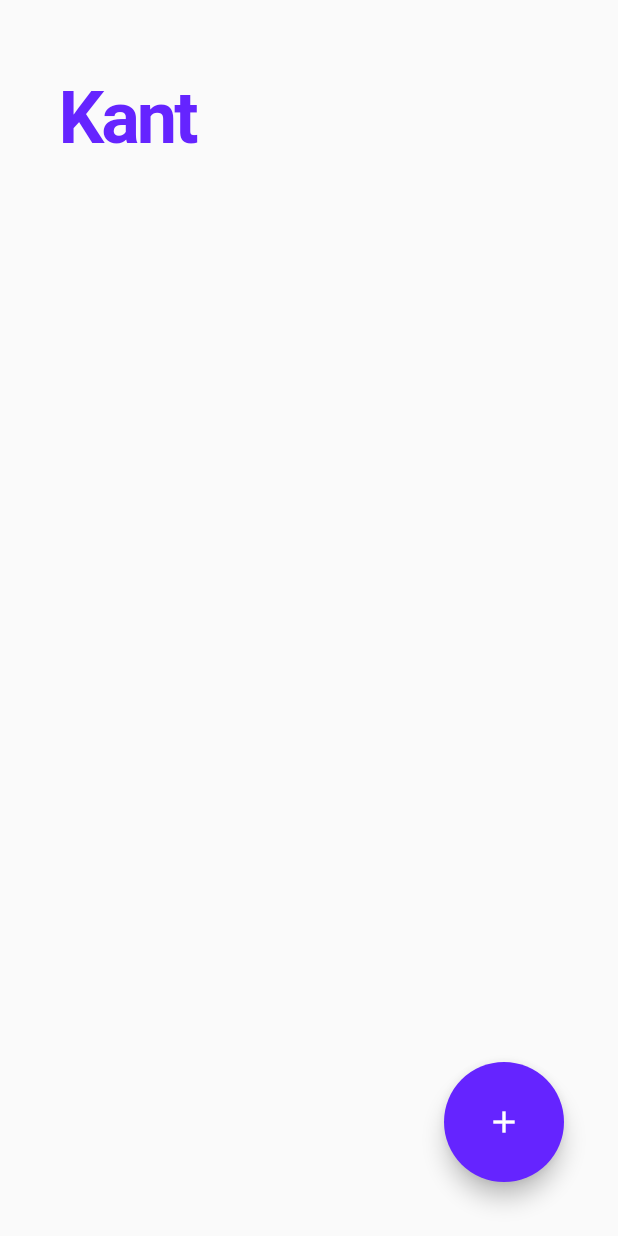
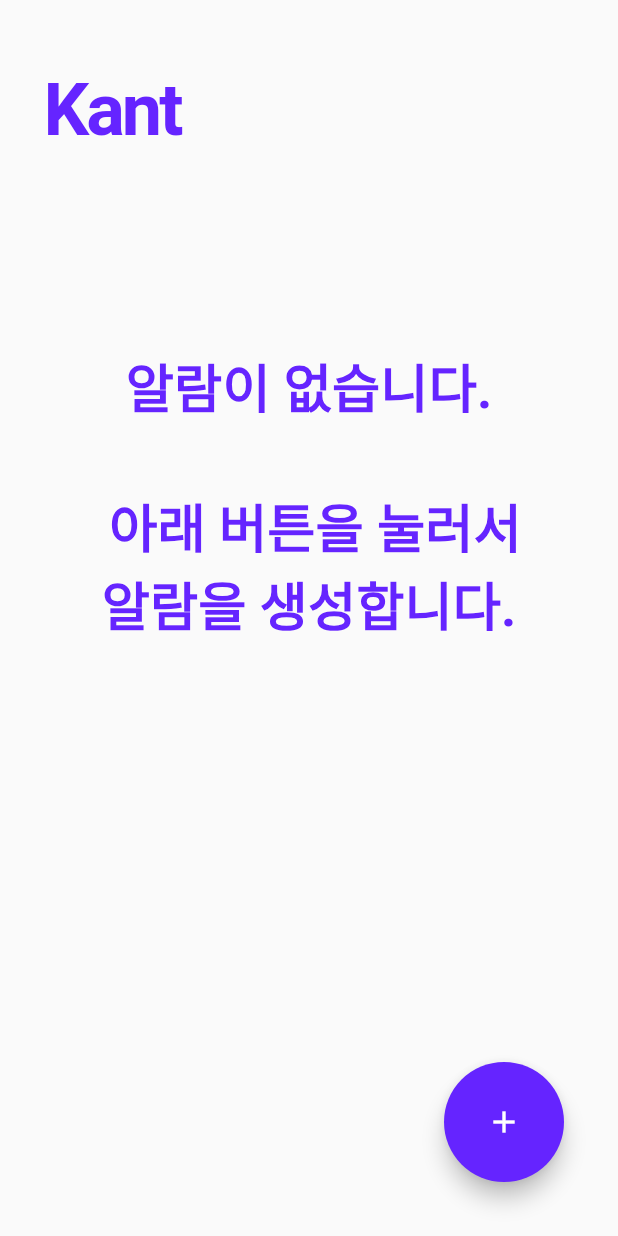
Before and after one commit to im-sg99/Flutter_Alarm, a Flutter app: the screen it shows after launch, on a phone screen of 412 x 824 dp. Run offline on Flutter 3.47's test engine with Material 2 defaults, Android fonts, the phone set to English and light mode, and no system bars; drawn by our look-alikes of flutter_speed_dial; our stand-ins replace animated_splash_screen, audioplayers, flutter_time_picker_spinner; missing offline and left inert: android_alarm_manager_plus.

Commit message:
Data backup- before implementing the main screen

```diff
--- a/lib/home_page.dart
+++ b/lib/home_page.dart
@@ -2,7 +2,8 @@ import 'package:flutter/material.dart';
 import 'package:flutter_alarm/alarm_quick_setting.dart';
 import 'package:flutter_alarm/alarm_setting_page.dart';
 import 'package:flutter_speed_dial/flutter_speed_dial.dart';
-import 'package:flutter/services.dart';
+
+const mainColor = Color(0xff6524FF);
 
 class HomePage extends StatefulWidget {
   const HomePage({Key? key}) : super(key: key);
@@ -14,16 +15,13 @@ class _HomePageState extends State<HomePage> {
 
   @override
   Widget build(BuildContext context) {
-
-    //위에 배터리 표시줄 안뜨게
-    SystemChrome.setEnabledSystemUIMode(SystemUiMode.immersiveSticky);
-
     return Scaffold(
-      body: Container(
-        padding: const EdgeInsets.fromLTRB(40,50,40,40),
+      body: Padding(
+        padding: const EdgeInsets.only(top: 45,left: 30,right: 30),
         child: Column(
           children: [
             _buildTop(),
+            _buildInfoMessage(),
           ],
         ),
       ),
@@ -34,7 +32,7 @@ class _HomePageState extends State<HomePage> {
     );
   }
 
-  var mainColor = const Color(0xff6524FF);
+
   var buttonSize = const Size(80,80);
 
   Widget _buildSpeedDial(){
@@ -90,14 +88,34 @@ class _HomePageState extends State<HomePage> {
   }
 
   Widget _buildTop(){
-    return const Text('Kant',
-      style: TextStyle(
-        fontWeight: FontWeight.bold,
-        fontSize:48,
-        letterSpacing: -2,
-        fontFamily: "Roboto",
-        color: Color(0xff6524FF),
+    return const Align(
+      alignment: Alignment.topLeft,
+      child: Text('Kant',
+        style: TextStyle(
+          fontWeight: FontWeight.bold,
+          fontSize:48,
+          letterSpacing: -2,
+          fontFamily: "Roboto",
+          color: mainColor,
+        ),
+        textAlign: TextAlign.left,
       ),
     );
   }
+
+  Widget _buildInfoMessage(){
+      return Container(
+        margin: const EdgeInsets.only(top:130),
+        child: const Text(
+          "알람이 없습니다.\n\n 아래 버튼을 눌러서\n알람을 생성합니다.",
+          style: TextStyle(
+            fontSize: 35.0,
+            color: mainColor,
+            fontWeight: FontWeight.bold,
+          ),
+          textAlign: TextAlign.center,
+        ),
+      );
+  }
+
 }
--- a/lib/splash_screen.dart
+++ b/lib/splash_screen.dart
@@ -10,7 +10,7 @@ class kantSplash extends StatelessWidget {
   @override
   Widget build(BuildContext context) {
 
-    SystemChrome.setEnabledSystemUIMode(SystemUiMode.immersiveSticky);
+    // SystemChrome.setEnabledSystemUIMode(SystemUiMode.immersiveSticky);
 
     return MaterialApp(
       home:  AnimatedSplashScreen(
```
Also changed, not shown: lib/alarm_item.dart (added, +108 -0 lines), lib/alarm_setting_page.dart (+29 -4 lines), lib/setting_sound.dart (+47 -14 lines), pubspec.yaml (+15 -15 lines), assets/Images/splash.png (deleted), pubspec.lock.
